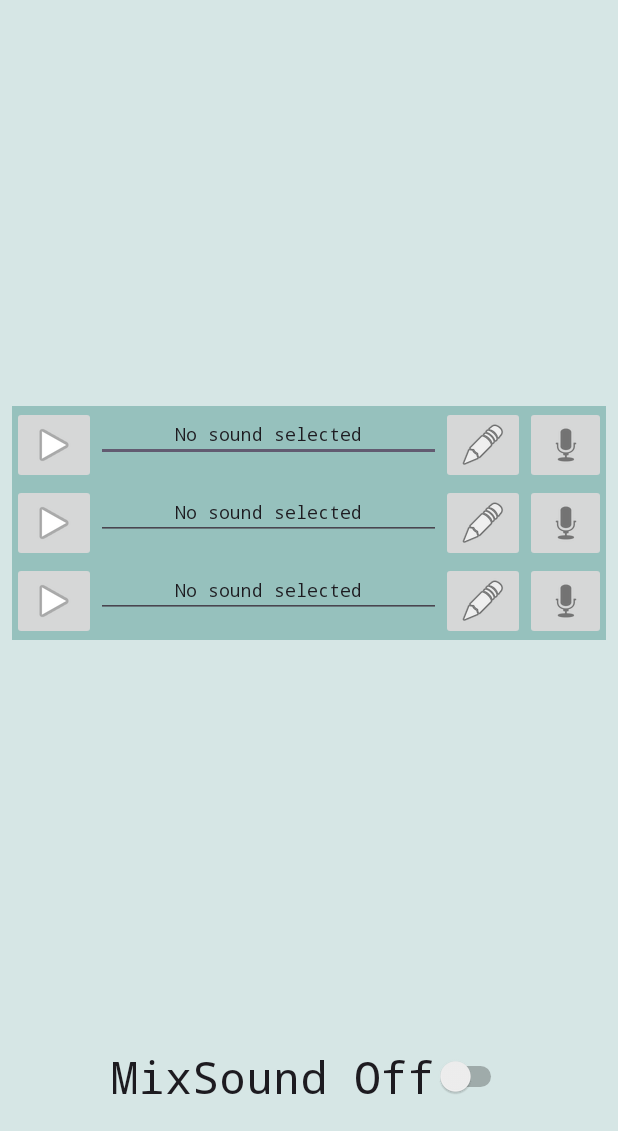
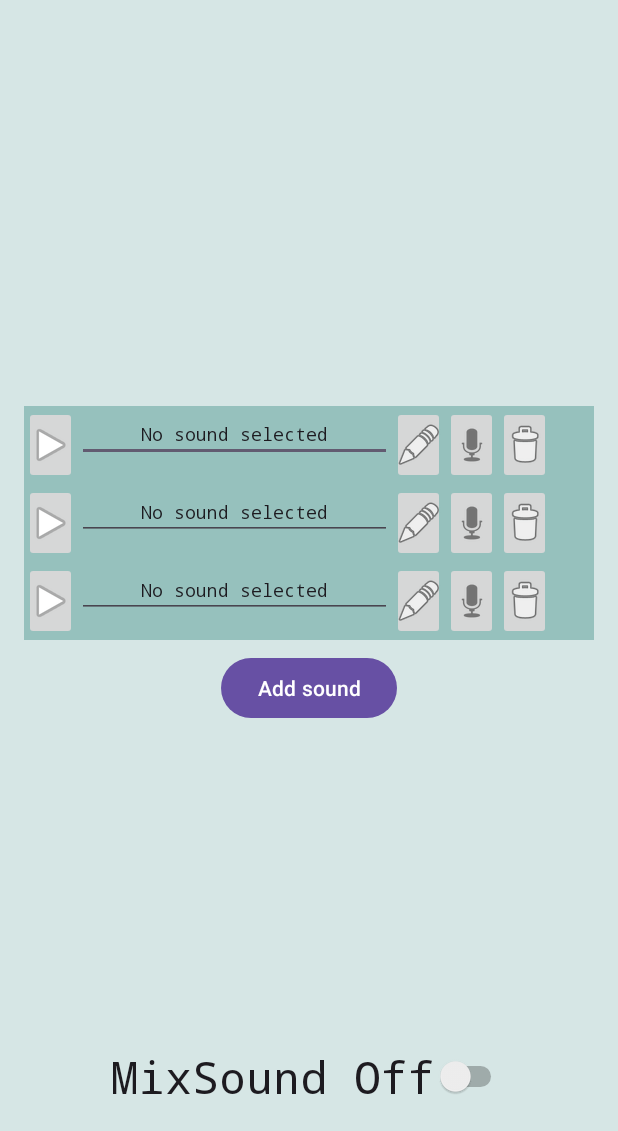
Before and after one commit to Padamadam/PlaySound, an Android app: the screen it shows after launch (MainActivity), on a phone screen of 412 x 824 dp, the part 105-1236 px from its top. Run offline under Robolectric (Android 15) with nearby library versions, the phone set to English and light mode, and no system bars.

Commit message:
Added dynamic sound bar addition, fixed title display

```diff
--- a/app/src/main/java/de/fra_uas/fb2/mobiledevices/playsound/MainActivity.kt
+++ b/app/src/main/java/de/fra_uas/fb2/mobiledevices/playsound/MainActivity.kt
@@ -10,9 +10,14 @@ import android.net.Uri
 import android.os.Build
 import android.os.Bundle
 import android.os.Environment
+import android.provider.MediaStore
+import android.view.LayoutInflater
+import android.view.View
+import android.view.ViewGroup
 import android.widget.Button
 import android.widget.EditText
 import android.widget.ImageButton
+import android.widget.LinearLayout
 import android.widget.Switch
 import android.widget.Toast
 import androidx.activity.enableEdgeToEdge
@@ -21,35 +26,43 @@ import androidx.activity.result.contract.ActivityResultContracts
 import androidx.annotation.RequiresApi
 import androidx.appcompat.app.AppCompatActivity
 import androidx.appcompat.app.AppCompatDelegate
+import androidx.constraintlayout.widget.ConstraintLayout
 import androidx.core.app.ActivityCompat
 import androidx.core.content.ContextCompat
 import androidx.core.view.ViewCompat
 import androidx.core.view.WindowInsetsCompat
+import androidx.core.view.size
 import java.io.File
 import java.io.IOException
 
 class MainActivity : AppCompatActivity() {
 
-    private lateinit var playButtons: Array<ImageButton>
-    private lateinit var soundTitles: Array<EditText>
-    private lateinit var chooseButtons: Array<ImageButton>
-    private lateinit var mediaPlayers: Array<MediaPlayer?>
-    private lateinit var soundUris: Array<Uri?>
-    private lateinit var recordButtons: Array<ImageButton>
+    private lateinit var playButtons: ArrayList<ImageButton>
+    private lateinit var soundTitles: ArrayList<EditText>
+    private lateinit var chooseButtons: ArrayList<ImageButton>
+    private lateinit var deleteButtons: ArrayList<ImageButton>
+    private lateinit var mediaPlayers: ArrayList<MediaPlayer?>
+    private lateinit var soundUris: ArrayList<Uri?>
+    private lateinit var recordButtons: ArrayList<ImageButton>
+
+    private lateinit var soundsContainer: LinearLayout
+
 
     private lateinit var mixSound: Switch
 
+    private val MAX_SOUND_NUM: Int = 6
+
     private var currentButtonId: Int = 0
-    private var isOnPlayArray: BooleanArray = booleanArrayOf(false, false, false)
-    private var isRecordingArray: BooleanArray = booleanArrayOf(false, false, false)
+    private var isOnPlayArray: ArrayList<Boolean> = arrayListOf(false, false, false)
+    private var isRecordingArray: ArrayList<Boolean> = arrayListOf(false, false, false)
 
     private var mediaRecorder: MediaRecorder? = null
-    private var recordedFilePaths: Array<String?> = arrayOfNulls(3)
+    private var recordedFilePaths: ArrayList<String?> = arrayListOf(null, null, null)
 
     @RequiresApi(Build.VERSION_CODES.UPSIDE_DOWN_CAKE)
     override fun onCreate(savedInstanceState: Bundle?) {
         super.onCreate(savedInstanceState)
-        AppCompatDelegate.setDefaultNightMode(AppCompatDelegate.MODE_NIGHT_NO);
+        AppCompatDelegate.setDefaultNightMode(AppCompatDelegate.MODE_NIGHT_NO)
         enableEdgeToEdge()
         setContentView(R.layout.activity_main)
         ViewCompat.setOnApplyWindowInsetsListener(findViewById(R.id.main)) { v, insets ->
@@ -58,12 +71,15 @@ class MainActivity : AppCompatActivity() {
             insets
         }
 
-        playButtons = arrayOf(findViewById(R.id.playSound1), findViewById(R.id.playSound2), findViewById(R.id.playSound3))
-        soundTitles = arrayOf(findViewById(R.id.soundTitle1), findViewById(R.id.soundTitle2), findViewById(R.id.soundTitle3))
-        chooseButtons = arrayOf(findViewById(R.id.chooseSound1), findViewById(R.id.chooseSound2), findViewById(R.id.chooseSound3))
-        recordButtons = arrayOf(findViewById(R.id.recordSound1), findViewById(R.id.recordSound2), findViewById(R.id.recordSound3))
-        mediaPlayers = arrayOfNulls(3)
-        soundUris = arrayOfNulls(3)
+        playButtons = arrayListOf(findViewById(R.id.playSound1), findViewById(R.id.playSound2), findViewById(R.id.playSound3))
+        soundTitles = arrayListOf(findViewById(R.id.soundTitle1), findViewById(R.id.soundTitle2), findViewById(R.id.soundTitle3))
+        chooseButtons = arrayListOf(findViewById(R.id.chooseSound1), findViewById(R.id.chooseSound2), findViewById(R.id.chooseSound3))
+        recordButtons = arrayListOf(findViewById(R.id.recordSound1), findViewById(R.id.recordSound2), findViewById(R.id.recordSound3))
+        deleteButtons = arrayListOf(findViewById(R.id.deleteSound1), findViewById(R.id.deleteSound2), findViewById(R.id.deleteSound3))
+        mediaPlayers = arrayListOf(null, null, null)
+        soundUris = arrayListOf(null, null, null)
+
+        soundsContainer = findViewById(R.id.soundsContainer)
 
         mixSound = findViewById(R.id.mixSound)
 
@@ -79,19 +95,44 @@ class MainActivity : AppCompatActivity() {
             button.setOnClickListener { toggleRecording(index) }
         }
 
-        mixSound.setOnClickListener{ handleSwitchChange() }
+        deleteButtons.forEachIndexed { index, button ->
+            button.setOnClickListener { deleteSound(index) }
+        }
+
+        mixSound.setOnClickListener { handleSwitchChange() }
 
         checkPermissions()
+
+        findViewById<Button>(R.id.addBarButton).setOnClickListener {
+            if(soundsContainer.size < MAX_SOUND_NUM) {
+                addNewBar()
+            }else{
+                Toast.makeText(this, "Cannot add more than $MAX_SOUND_NUM", Toast.LENGTH_SHORT).show()
+            }
+        }
     }
 
     private val chooseSoundLauncher = registerForActivityResult(ActivityResultContracts.StartActivityForResult()) { result: ActivityResult ->
         if (result.resultCode == Activity.RESULT_OK) {
             result.data?.data?.let { uri ->
                 soundUris[currentButtonId] = uri
-                soundTitles[currentButtonId].setText(uri.lastPathSegment)
+                val title = getDisplayNameFromUri(uri)
+                soundTitles[currentButtonId].setText(title)
             }
         }
     }
+
+    private fun getDisplayNameFromUri(uri: Uri): String? {
+        var displayName: String? = null
+        val projection = arrayOf(MediaStore.MediaColumns.DISPLAY_NAME)
+        contentResolver.query(uri, projection, null, null, null)?.use { cursor ->
+            if (cursor.moveToFirst()) {
+                displayName = cursor.getString(cursor.getColumnIndexOrThrow(MediaStore.MediaColumns.DISPLAY_NAME))
+            }
+        }
+        return displayName
+    }
+
 
     private fun chooseSound(buttonId: Int) {
         currentButtonId = buttonId
@@ -156,12 +197,12 @@ class MainActivity : AppCompatActivity() {
     }
 
     private fun startRecording(index: Int) {
-        val fileName = "${externalCacheDir?.absolutePath}/audiorecordtest${index}.mp3"
+        val fileName = "${externalCacheDir?.absolutePath}/audiorecordtest${index}.aac"
         recordedFilePaths[index] = fileName
 
         mediaRecorder = MediaRecorder().apply {
             setAudioSource(MediaRecorder.AudioSource.MIC)
-            setOutputFormat(MediaRecorder.OutputFormat.MPEG_2_TS)
+            setOutputFormat(MediaRecorder.OutputFormat.AAC_ADTS)
             setAudioEncoder(MediaRecorder.AudioEncoder.AAC)
             setOutputFile(fileName)
             try {
@@ -187,8 +228,10 @@ class MainActivity : AppCompatActivity() {
         mediaRecorder = null
         isRecordingArray[index] = false
         recordButtons[index].setImageResource(android.R.drawable.ic_btn_speak_now)
-        var recordedSound = getString(R.string.recorded_sound)
-        soundTitles[index].setText(recordedSound + " " + (index + 1).toString())
+        val recordedSound = getString(R.string.recorded_sound)
+        val soundCnt = index + 1
+        val title = "$recordedSound $soundCnt"
+        soundTitles[index].setText(title)
         Toast.makeText(this, getString(R.string.recording_stopped), Toast.LENGTH_SHORT).show()
     }
 
@@ -202,31 +245,80 @@ class MainActivity : AppCompatActivity() {
 
         if (!permissions.all { ContextCompat.checkSelfPermission(this, it) == PackageManager.PERMISSION_GRANTED }) {
             ActivityCompat.requestPermissions(this, permissions, 1)
-            Toast.makeText(this, getString(R.string.permission_not_granted), Toast.LENGTH_SHORT).show()
         }
     }
 
+    private fun handleSwitchChange() {
+        val isChecked = mixSound.isChecked
+        if (!isChecked) {
+            stopSound()
+        }
+        Toast.makeText(this, if (isChecked) "Mix Sound Enabled" else "Mix Sound Disabled", Toast.LENGTH_SHORT).show()
+    }
+
     private fun stopSound() {
-        for (i in mediaPlayers.indices) {
-            mediaPlayers[i]?.stop()
-            mediaPlayers[i]?.release()
-            mediaPlayers[i] = null
-            playButtons[i].setImageResource(android.R.drawable.ic_media_play)
-            isOnPlayArray[i] = false
+        playButtons.forEachIndexed { index, button ->
+            if (isOnPlayArray[index]) {
+                stopIndividualSound(mediaPlayers[index], button, index)
+            }
         }
     }
 
-    private fun handleSwitchChange(){
-        stopSound()
-        if(mixSound.isChecked){
-            mixSound.text = getString(R.string.mix_sound_on)
-        }else{
-            mixSound.text = getString(R.string.mix_sound_off)
+    private fun addNewBar() {
+        val inflater = LayoutInflater.from(this)
+        val newBarView = inflater.inflate(R.layout.sound_bar_layout, soundsContainer, false)
+        soundsContainer.addView(newBarView)
+
+        val newSoundIndex = soundTitles.size
+
+        val newSoundTitle = newBarView.findViewById<EditText>(R.id.soundTitle)
+        val newPlayButton = newBarView.findViewById<ImageButton>(R.id.playSound)
+        val newChooseButton = newBarView.findViewById<ImageButton>(R.id.chooseSound)
+        val newRecordButton = newBarView.findViewById<ImageButton>(R.id.recordSound)
+        val newDeleteButton = newBarView.findViewById<ImageButton>(R.id.deleteSound)
+
+        soundTitles.add(newSoundTitle)
+        playButtons.add(newPlayButton)
+        chooseButtons.add(newChooseButton)
+        recordButtons.add(newRecordButton)
+        deleteButtons.add(newDeleteButton)
+        mediaPlayers.add(null)
+        soundUris.add(null)
+        isOnPlayArray.add(false)
+        isRecordingArray.add(false)
+        recordedFilePaths.add(null)
+
+        newChooseButton.setOnClickListener { chooseSound(newSoundIndex) }
+        newPlayButton.setOnClickListener { playSound(soundUris[newSoundIndex], newPlayButton, newSoundIndex) }
+        newRecordButton.setOnClickListener { toggleRecording(newSoundIndex) }
+        newDeleteButton.setOnClickListener { deleteSound(newSoundIndex) }
+    }
+
+    private fun deleteSound(index: Int) {
+        if (index < 3) {
+            soundUris[index] = null
+            soundTitles[index].setText("")
+            mediaPlayers[index]?.release()
+            mediaPlayers[index] = null
+            isOnPlayArray[index] = false
+            isRecordingArray[index] = false
+            recordedFilePaths[index] = null
+            playButtons[index].setImageResource(android.R.drawable.ic_media_play)
+            soundTitles[index].setText(getString(R.string.no_sound_selected))
+            Toast.makeText(this, "Sound $index deleted", Toast.LENGTH_SHORT).show()
+        } else {
+            soundTitles.removeAt(index)
+            playButtons.removeAt(index)
+            chooseButtons.removeAt(index)
+            recordButtons.removeAt(index)
+            deleteButtons.removeAt(index)
+            mediaPlayers.removeAt(index)
+            soundUris.removeAt(index)
+            isOnPlayArray.removeAt(index)
+            isRecordingArray.removeAt(index)
+            recordedFilePaths.removeAt(index)
+            soundsContainer.removeViewAt(index)
+            Toast.makeText(this, "Sound $index deleted", Toast.LENGTH_SHORT).show()
         }
     }
-
-    override fun onDestroy() {
-        super.onDestroy()
-        mediaPlayers.forEach { it?.release() }
-    }
 }
--- a/app/src/main/res/layout/activity_main.xml
+++ b/app/src/main/res/layout/activity_main.xml
@@ -38,8 +38,8 @@
         android:id="@+id/soundsContainer"
         android:layout_width="0dp"
         android:layout_height="wrap_content"
-        android:layout_marginStart="8dp"
-        android:layout_marginEnd="8dp"
+        android:layout_marginStart="16dp"
+        android:layout_marginEnd="16dp"
         android:background="#96C1BD"
         android:orientation="vertical"
         app:layout_constraintBottom_toTopOf="@+id/mixSound"
@@ -54,14 +54,14 @@
 
             <ImageButton
                 android:id="@+id/playSound1"
-                android:layout_width="wrap_content"
+                android:layout_width="35dp"
                 android:layout_height="wrap_content"
                 android:contentDescription="@string/play"
                 app:srcCompat="@android:drawable/ic_media_play" />
 
             <EditText
                 android:id="@+id/soundTitle1"
-                android:layout_width="230dp"
+                android:layout_width="210dp"
                 android:layout_height="wrap_content"
                 android:ems="10"
                 android:fontFamily="monospace"
@@ -72,17 +72,24 @@
 
             <ImageButton
                 android:id="@+id/chooseSound1"
-                android:layout_width="wrap_content"
+                android:layout_width="35dp"
                 android:layout_height="wrap_content"
                 android:contentDescription="@string/choose_sound"
                 app:srcCompat="@android:drawable/ic_menu_edit" />
 
             <ImageButton
                 android:id="@+id/recordSound1"
-                android:layout_width="wrap_content"
+                android:layout_width="35dp"
                 android:layout_height="wrap_content"
                 android:contentDescription="@string/record_sound"
                 app:srcCompat="@android:drawable/ic_btn_speak_now" />
+
+            <ImageButton
+                android:id="@+id/deleteSound1"
+                android:layout_width="35dp"
+                android:layout_height="wrap_content"
+                android:contentDescription="@string/delete_sound"
+                app:srcCompat="@android:drawable/ic_menu_delete" />
         </LinearLayout>
 
         <LinearLayout
@@ -92,14 +99,14 @@
 
             <ImageButton
                 android:id="@+id/playSound2"
-                android:layout_width="wrap_content"
+                android:layout_width="35dp"
                 android:layout_height="wrap_content"
                 android:contentDescription="@string/play"
                 app:srcCompat="@android:drawable/ic_media_play" />
 
             <EditText
                 android:id="@+id/soundTitle2"
-                android:layout_width="230dp"
+                android:layout_width="210dp"
                 android:layout_height="wrap_content"
                 android:ems="10"
                 android:fontFamily="monospace"
@@ -110,17 +117,24 @@
 
             <ImageButton
                 android:id="@+id/chooseSound2"
-                android:layout_width="wrap_content"
+                android:layout_width="35dp"
                 android:layout_height="wrap_content"
                 android:contentDescription="@string/choose_sound"
                 app:srcCompat="@android:drawable/ic_menu_edit" />
 
             <ImageButton
                 android:id="@+id/recordSound2"
-                android:layout_width="wrap_content"
+                android:layout_width="35dp"
                 android:layout_height="wrap_content"
                 android:contentDescription="@string/record_sound"
                 app:srcCompat="@android:drawable/ic_btn_speak_now" />
+
+            <ImageButton
+                android:id="@+id/deleteSound2"
+                android:layout_width="35dp"
+                android:layout_height="wrap_content"
+                android:contentDescription="@string/delete_sound"
+                app:srcCompat="@android:drawable/ic_menu_delete" />
         </LinearLayout>
 
         <LinearLayout
@@ -130,14 +144,14 @@
 
             <ImageButton
                 android:id="@+id/playSound3"
-                android:layout_width="wrap_content"
+                android:layout_width="35dp"
                 android:layout_height="wrap_content"
                 android:contentDescription="@string/play"
                 app:srcCompat="@android:drawable/ic_media_play" />
 
             <EditText
                 android:id="@+id/soundTitle3"
-                android:layout_width="230dp"
+                android:layout_width="210dp"
                 android:layout_height="wrap_content"
                 android:ems="10"
                 android:fontFamily="monospace"
@@ -148,19 +162,36 @@
 
             <ImageButton
                 android:id="@+id/chooseSound3"
-                android:layout_width="wrap_content"
+                android:layout_width="35dp"
                 android:layout_height="wrap_content"
                 android:contentDescription="@string/choose_sound"
                 app:srcCompat="@android:drawable/ic_menu_edit" />
 
             <ImageButton
                 android:id="@+id/recordSound3"
-                android:layout_width="wrap_content"
+                android:layout_width="35dp"
                 android:layout_height="wrap_content"
                 android:contentDescription="@string/record_sound"
                 app:srcCompat="@android:drawable/ic_btn_speak_now" />
+
+            <ImageButton
+                android:id="@+id/deleteSound3"
+                android:layout_width="35dp"
+                android:layout_height="wrap_content"
+                android:contentDescription="@string/delete_sound"
+                app:srcCompat="@android:drawable/ic_menu_delete" />
         </LinearLayout>
 
     </LinearLayout>
 
+    <Button
+        android:id="@+id/addBarButton"
+        android:layout_width="wrap_content"
+        android:layout_height="wrap_content"
+        android:text="Add sound"
+        android:layout_marginTop="8dp"
+        app:layout_constraintTop_toBottomOf="@id/soundsContainer"
+        app:layout_constraintEnd_toEndOf="parent"
+        app:layout_constraintStart_toStartOf="parent"/>
+
 </androidx.constraintlayout.widget.ConstraintLayout>
--- a/app/src/main/res/values/strings.xml
+++ b/app/src/main/res/values/strings.xml
@@ -13,5 +13,7 @@
     <string name="error_starting_recording">Error starting recording</string>
     <string name="recording_started">Recording started</string>
     <string name="error_playing">Error playing sound</string>
+    <string name="cannot_delete_last_bar">Cannot delete the last bar</string>
+    <string name="delete_sound">Delete sound</string>
 
 </resources>
```
Also changed, not shown: app/src/main/res/layout/sound_bar_layout.xml (added, +47 -0 lines).
